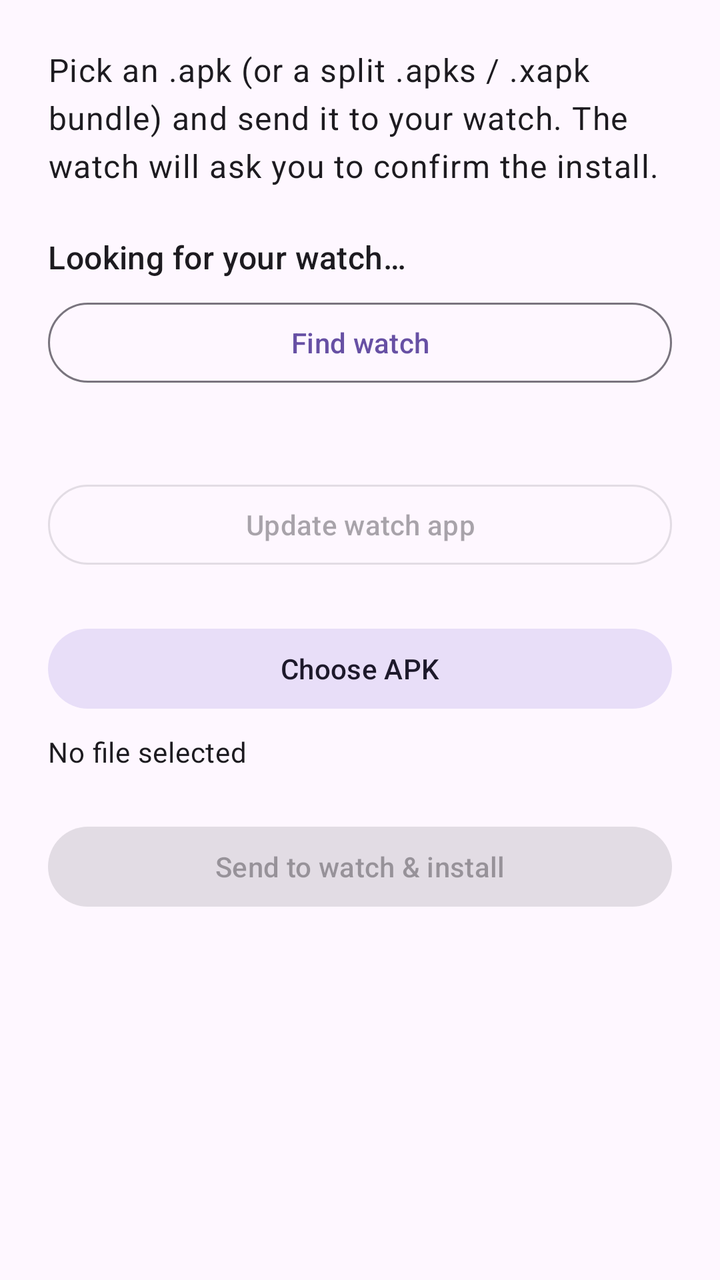
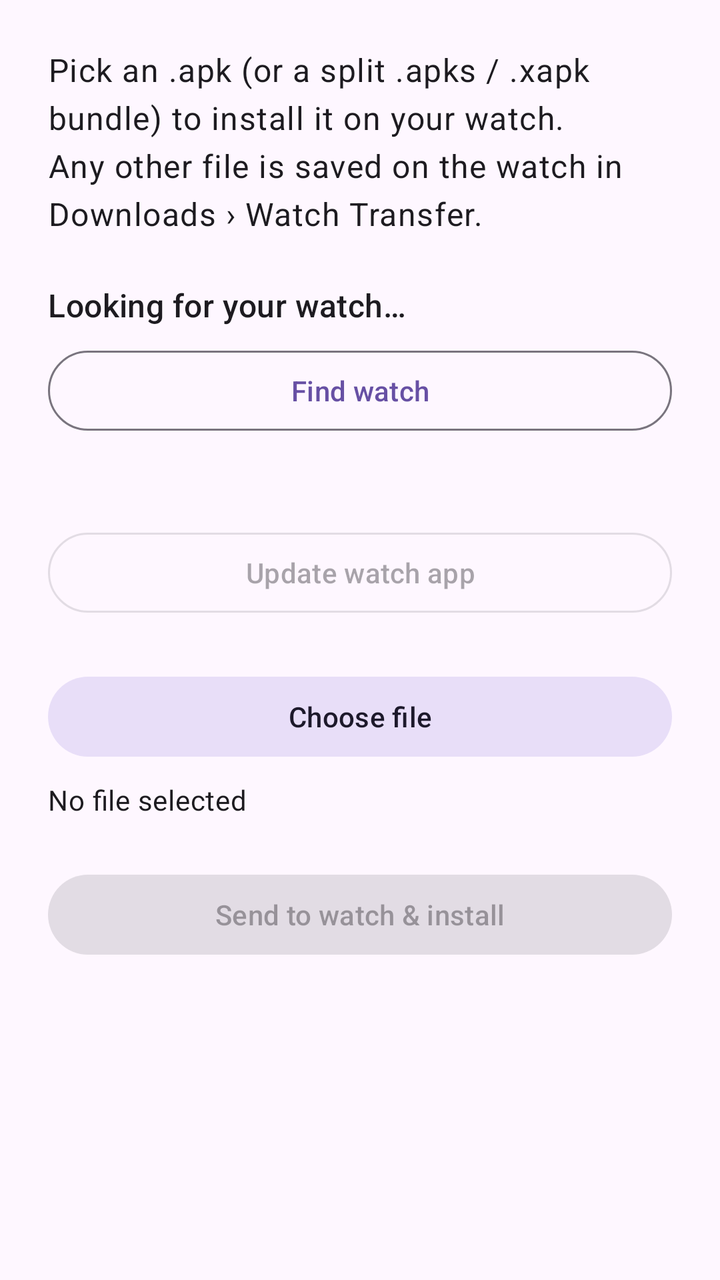

An Android layout rendered at two revisions. The XML below is the earlier revision; the diff shows what the commit changed to produce the second picture.
<!-- AndroidManifest.xml: application theme Theme.WatchApkInstaller -->
<!-- res/layout/activity_main.xml -->
<?xml version="1.0" encoding="utf-8"?>
<ScrollView xmlns:android="http://schemas.android.com/apk/res/android"
    xmlns:app="http://schemas.android.com/apk/res-auto"
    android:layout_width="match_parent"
    android:layout_height="match_parent"
    android:fitsSystemWindows="true">

    <LinearLayout
        android:layout_width="match_parent"
        android:layout_height="wrap_content"
        android:orientation="vertical"
        android:padding="24dp">

        <TextView
            android:layout_width="match_parent"
            android:layout_height="wrap_content"
            android:text="@string/intro"
            android:textAppearance="?attr/textAppearanceBodyLarge" />

        <TextView
            android:id="@+id/watchStatus"
            android:layout_width="match_parent"
            android:layout_height="wrap_content"
            android:layout_marginTop="24dp"
            android:text="@string/searching"
            android:textAppearance="?attr/textAppearanceTitleMedium" />

        <com.google.android.material.button.MaterialButton
            android:id="@+id/findWatchButton"
            style="@style/Widget.Material3.Button.OutlinedButton"
            android:layout_width="match_parent"
            android:layout_height="wrap_content"
            android:layout_marginTop="8dp"
            android:text="@string/find_watch" />

        <TextView
            android:id="@+id/watchAppText"
            android:layout_width="match_parent"
            android:layout_height="wrap_content"
            android:layout_marginTop="16dp"
            android:textAppearance="?attr/textAppearanceBodyMedium" />

        <com.google.android.material.button.MaterialButton
            android:id="@+id/updateWatchButton"
            style="@style/Widget.Material3.Button.OutlinedButton"
            android:layout_width="match_parent"
            android:layout_height="wrap_content"
            android:layout_marginTop="8dp"
            android:enabled="false"
            android:text="@string/update_watch_app" />

        <com.google.android.material.button.MaterialButton
            android:id="@+id/pickButton"
            style="@style/Widget.Material3.Button.TonalButton"
            android:layout_width="match_parent"
            android:layout_height="wrap_content"
            android:layout_marginTop="24dp"
            android:text="@string/pick_apk" />

        <TextView
            android:id="@+id/fileText"
            android:layout_width="match_parent"
            android:layout_height="wrap_content"
            android:layout_marginTop="8dp"
            android:text="@string/no_file"
            android:textAppearance="?attr/textAppearanceBodyMedium" />

        <com.google.android.material.button.MaterialButton
            android:id="@+id/sendButton"
            android:layout_width="match_parent"
            android:layout_height="wrap_content"
            android:layout_marginTop="24dp"
            android:enabled="false"
            android:text="@string/send" />

        <LinearLayout
            android:id="@+id/progressGroup"
            android:layout_width="match_parent"
            android:layout_height="wrap_content"
            android:layout_marginTop="24dp"
            android:orientation="vertical"
            android:visibility="gone">

            <LinearLayout
                android:layout_width="match_parent"
                android:layout_height="wrap_content"
                android:orientation="horizontal">

                <TextView
                    android:layout_width="0dp"
                    android:layout_height="wrap_content"
                    android:layout_weight="1"
                    android:text="@string/transfer_label"
                    android:textAppearance="?attr/textAppearanceTitleSmall" />

                <TextView
                    android:id="@+id/transferText"
                    android:layout_width="wrap_content"
                    android:layout_height="wrap_content"
                    android:textAppearance="?attr/textAppearanceBodyMedium" />
            </LinearLayout>

            <com.google.android.material.progressindicator.LinearProgressIndicator
                android:id="@+id/transferProgress"
                android:layout_width="match_parent"
                android:layout_height="wrap_content"
                android:layout_marginTop="6dp"
                android:max="100"
                app:trackCornerRadius="4dp"
                app:trackThickness="8dp" />

            <LinearLayout
                android:layout_width="match_parent"
                android:layout_height="wrap_content"
                android:layout_marginTop="20dp"
                android:orientation="horizontal">

                <TextView
                    android:layout_width="0dp"
                    android:layout_height="wrap_content"
                    android:layout_weight="1"
                    android:text="@string/install_label"
                    android:textAppearance="?attr/textAppearanceTitleSmall" />

                <TextView
                    android:id="@+id/installText"
                    android:layout_width="wrap_content"
                    android:layout_height="wrap_content"
                    android:textAppearance="?attr/textAppearanceBodyMedium" />
            </LinearLayout>

            <com.google.android.material.progressindicator.LinearProgressIndicator
                android:id="@+id/installProgress"
                android:layout_width="match_parent"
                android:layout_height="wrap_content"
                android:layout_marginTop="6dp"
                android:max="100"
                app:trackCornerRadius="4dp"
                app:trackThickness="8dp" />

            <com.google.android.material.button.MaterialButton
                android:id="@+id/stopButton"
                android:layout_width="match_parent"
                android:layout_height="wrap_content"
                android:layout_marginTop="20dp"
                android:backgroundTint="?attr/colorError"
                android:text="@string/stop"
                android:textColor="?attr/colorOnError"
                android:visibility="gone" />
        </LinearLayout>

        <TextView
            android:id="@+id/statusText"
            android:layout_width="match_parent"
            android:layout_height="wrap_content"
            android:layout_marginTop="16dp"
            android:textAppearance="?attr/textAppearanceBodyMedium"
            android:textIsSelectable="true" />
    </LinearLayout>
</ScrollView>
<!-- resources referenced by this layout -->
<resources>
  <string name="find_watch">Find watch</string>
  <string name="install_label">Install on watch</string>
  <string name="intro">Pick an .apk (or a split .apks / .xapk bundle) and send it to your watch. The watch will ask you to confirm the install.</string>
  <string name="no_file">No file selected</string>
  <string name="pick_apk">Choose APK</string>
  <string name="searching">Looking for your watch…</string>
  <string name="send">Send to watch &amp; install</string>
  <string name="stop">Stop</string>
  <string name="transfer_label">Transfer to watch</string>
  <string name="update_watch_app">Update watch app</string>
  <style name="Theme.WatchApkInstaller" parent="Theme.Material3.DayNight" />
</resources>

<!-- the commit's change to res/layout/activity_main.xml (unified diff, before → after) -->
@@ -65,6 +65,15 @@
             android:text="@string/no_file"
             android:textAppearance="?attr/textAppearanceBodyMedium" />
 
+        <com.google.android.material.materialswitch.MaterialSwitch
+            android:id="@+id/installSwitch"
+            android:layout_width="match_parent"
+            android:layout_height="wrap_content"
+            android:layout_marginTop="8dp"
+            android:checked="true"
+            android:text="@string/install_switch"
+            android:visibility="gone" />
+
         <com.google.android.material.button.MaterialButton
             android:id="@+id/sendButton"
             android:layout_width="match_parent"
@@ -110,33 +119,40 @@
                 app:trackThickness="8dp" />
 
             <LinearLayout
+                android:id="@+id/installSection"
                 android:layout_width="match_parent"
                 android:layout_height="wrap_content"
                 android:layout_marginTop="20dp"
-                android:orientation="horizontal">
+                android:orientation="vertical">
 
-                <TextView
-                    android:layout_width="0dp"
+                <LinearLayout
+                    android:layout_width="match_parent"
                     android:layout_height="wrap_content"
-                    android:layout_weight="1"
-                    android:text="@string/install_label"
-                    android:textAppearance="?attr/textAppearanceTitleSmall" />
+                    android:orientation="horizontal">
 
-                <TextView
-                    android:id="@+id/installText"
-                    android:layout_width="wrap_content"
+                    <TextView
+                        android:layout_width="0dp"
+                        android:layout_height="wrap_content"
+                        android:layout_weight="1"
+                        android:text="@string/install_label"
+                        android:textAppearance="?attr/textAppearanceTitleSmall" />
+
+                    <TextView
+                        android:id="@+id/installText"
+                        android:layout_width="wrap_content"
+                        android:layout_height="wrap_content"
+                        android:textAppearance="?attr/textAppearanceBodyMedium" />
+                </LinearLayout>
+
+                <com.google.android.material.progressindicator.LinearProgressIndicator
+                    android:id="@+id/installProgress"
+                    android:layout_width="match_parent"
                     android:layout_height="wrap_content"
-                    android:textAppearance="?attr/textAppearanceBodyMedium" />
+                    android:layout_marginTop="6dp"
+                    android:max="100"
+                    app:trackCornerRadius="4dp"
+                    app:trackThickness="8dp" />
             </LinearLayout>
-
-            <com.google.android.material.progressindicator.LinearProgressIndicator
-                android:id="@+id/installProgress"
-                android:layout_width="match_parent"
-                android:layout_height="wrap_content"
-                android:layout_marginTop="6dp"
-                android:max="100"
-                app:trackCornerRadius="4dp"
-                app:trackThickness="8dp" />
 
             <com.google.android.material.button.MaterialButton
                 android:id="@+id/stopButton"
<!-- resource entries referenced after the edit -->
@@ -2,9 +2,10 @@
 <resources>
   <string name="find_watch">Find watch</string>
   <string name="install_label">Install on watch</string>
-  <string name="intro">Pick an .apk (or a split .apks / .xapk bundle) and send it to your watch. The watch will ask you to confirm the install.</string>
+  <string name="install_switch">Install on the watch (off: just save the APK)</string>
+  <string name="intro">Pick an .apk (or a split .apks / .xapk bundle) to install it on your watch. Any other file is saved on the watch in Downloads › Watch Transfer.</string>
   <string name="no_file">No file selected</string>
-  <string name="pick_apk">Choose APK</string>
+  <string name="pick_apk">Choose file</string>
   <string name="searching">Looking for your watch…</string>
   <string name="send">Send to watch &amp; install</string>
   <string name="stop">Stop</string>
